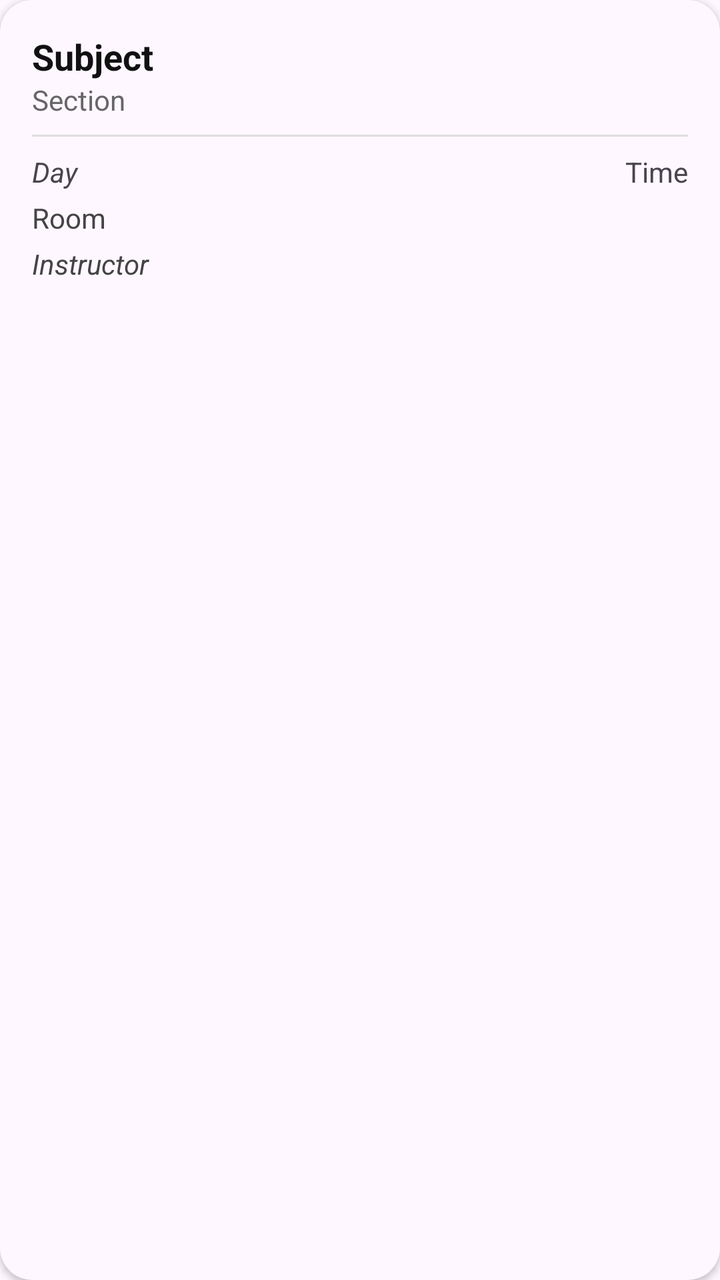
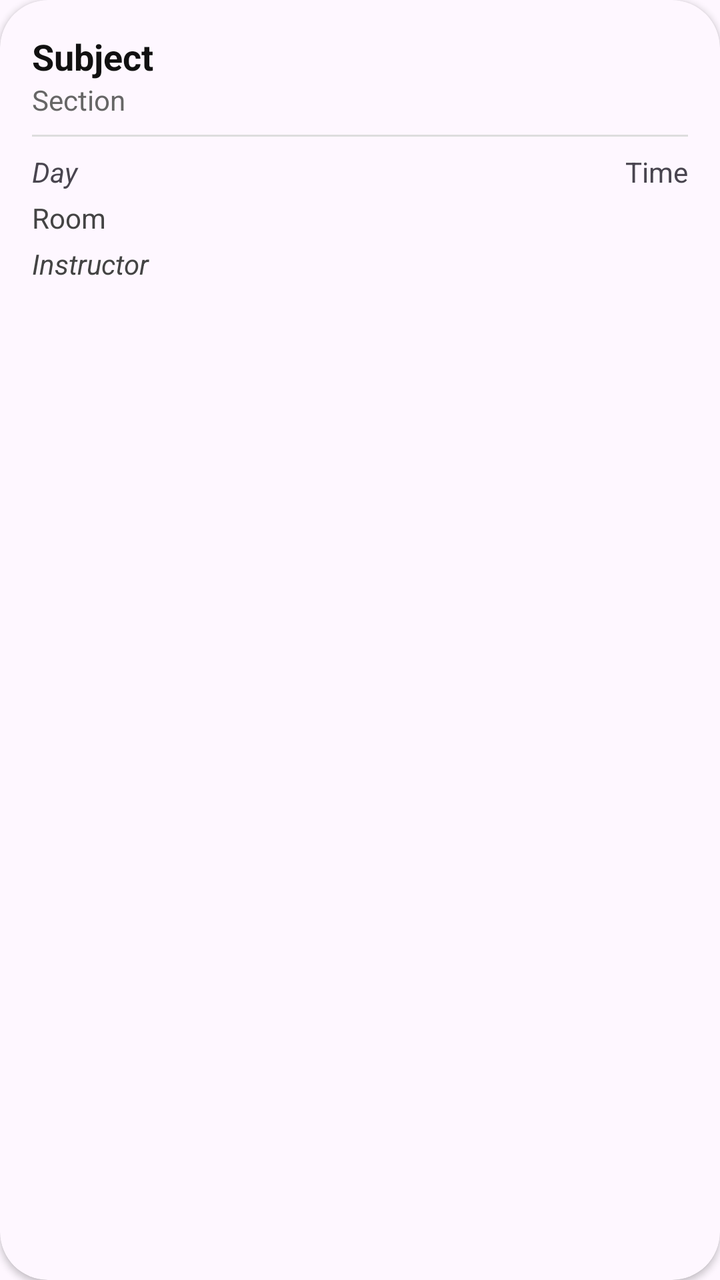

Two renders of the same Android screen: before a commit and after it. Below are the layout's source before the change and the commit's diff.
<!-- AndroidManifest.xml: application theme Theme.StudentAutomaticScheduler -->
<!-- res/layout/item_schedule.xml -->
<?xml version="1.0" encoding="utf-8"?>
<androidx.cardview.widget.CardView
    xmlns:android="http://schemas.android.com/apk/res/android"
    xmlns:app="http://schemas.android.com/apk/res-auto"
    android:id="@+id/cardMain"
    android:layout_width="match_parent"
    android:layout_height="wrap_content"
    android:layout_margin="8dp"
    app:cardCornerRadius="16dp"
    app:cardElevation="2dp"
    app:cardBackgroundColor="?attr/colorSurface">

    <LinearLayout
        android:layout_width="match_parent"
        android:layout_height="wrap_content"
        android:orientation="vertical"
        android:padding="16dp">

        <TextView
            android:id="@+id/txtSubject"
            android:layout_width="match_parent"
            android:layout_height="wrap_content"
            android:text="Subject"
            android:textSize="18sp"
            android:textStyle="bold"
            android:textColor="@color/text_primary"/>

        <TextView
            android:id="@+id/txtSection"
            android:layout_width="match_parent"
            android:layout_height="wrap_content"
            android:text="Section"
            android:textSize="14sp"
            android:textColor="#666666"/>

        <View
            android:layout_width="match_parent"
            android:layout_height="1dp"
            android:background="#DDDDDD"
            android:layout_marginTop="8dp"
            android:layout_marginBottom="8dp"/>

        <LinearLayout
            android:layout_width="match_parent"
            android:layout_height="wrap_content"
            android:orientation="horizontal">

            <TextView
                android:id="@+id/txtDay"
                android:layout_width="0dp"
                android:layout_height="wrap_content"
                android:layout_weight="1"
                android:text="Day"
                android:textStyle="italic"/>

            <TextView
                android:id="@+id/txtTime"
                android:layout_width="0dp"
                android:layout_height="wrap_content"
                android:layout_weight="2"
                android:text="Time"
                android:gravity="end"/>
        </LinearLayout>

        <TextView
            android:id="@+id/txtRoom"
            android:layout_width="match_parent"
            android:layout_height="wrap_content"
            android:text="Room"
            android:textSize="14sp"
            android:layout_marginTop="4dp"
            android:textColor="#444444"/>

        <TextView
            android:id="@+id/txtInstructor"
            android:layout_width="match_parent"
            android:layout_height="wrap_content"
            android:text="Instructor"
            android:textSize="14sp"
            android:layout_marginTop="4dp"
            android:textColor="#444444"
            android:textStyle="italic"/>

    </LinearLayout>
</androidx.cardview.widget.CardView>
<!-- resources referenced by this layout -->
<resources>
  <color name="text_primary">#111111</color>
  <style name="Theme.StudentAutomaticScheduler" parent="Base.Theme.StudentAutomaticScheduler" />
  <style name="Base.Theme.StudentAutomaticScheduler" parent="Theme.Material3.DayNight.NoActionBar">
  
          
          <item name="android:textColorPrimary">@color/text_primary</item>
          <item name="android:textColorSecondary">@color/text_secondary</item>
  
          
          <item name="colorPrimary">@color/button_bg</item>
          <item name="colorOnPrimary">@color/button_text</item>
  
          
          
  
      </style>
  <color name="text_secondary">#555555</color>
  <color name="button_bg">#2F3981</color>
  <color name="button_text">#FFFFFF</color>
</resources>

<!-- the commit's change to res/layout/item_schedule.xml (unified diff, before → after) -->
@@ -6,7 +6,7 @@
     android:layout_width="match_parent"
     android:layout_height="wrap_content"
     android:layout_margin="8dp"
-    app:cardCornerRadius="16dp"
+    app:cardCornerRadius="24dp"
     app:cardElevation="2dp"
     app:cardBackgroundColor="?attr/colorSurface">
 
<!-- resource entries referenced after the edit -->
@@ -1,7 +1,12 @@
 <!-- resources referenced by this layout -->
 <resources>
   <color name="text_primary">#111111</color>
-  <style name="Theme.StudentAutomaticScheduler" parent="Base.Theme.StudentAutomaticScheduler" />
+  <style name="Theme.StudentAutomaticScheduler" parent="Base.Theme.StudentAutomaticScheduler">
+          <item name="materialButtonStyle">@style/RoundedButtonStyle</item>
+          <item name="textInputStyle">@style/RoundedTextInputLayout</item>
+          <item name="alertDialogTheme">@style/RoundedDialogTheme</item>
+          <item name="materialAlertDialogTheme">@style/RoundedDialogTheme</item>
+      </style>
   <style name="Base.Theme.StudentAutomaticScheduler" parent="Theme.Material3.DayNight.NoActionBar">
   
           
@@ -16,8 +21,37 @@
           
   
       </style>
+  <style name="RoundedButtonStyle" parent="Widget.MaterialComponents.Button">
+          <item name="shapeAppearanceOverlay">@style/ButtonShapeRound</item>
+      </style>
+  <style name="RoundedTextInputLayout" parent="Widget.MaterialComponents.TextInputLayout.OutlinedBox">
+          <item name="shapeAppearanceOverlay">@style/ButtonShapeRound</item>
+          <item name="boxCornerRadiusTopStart">16dp</item>
+          <item name="boxCornerRadiusTopEnd">16dp</item>
+          <item name="boxCornerRadiusBottomStart">16dp</item>
+          <item name="boxCornerRadiusBottomEnd">16dp</item>
+      </style>
+  <style name="RoundedDialogTheme" parent="ThemeOverlay.Material3.MaterialAlertDialog">
+          <item name="shapeAppearance">@style/DialogShapeAppearance</item>
+          <item name="colorAccent">@color/link_blue</item>
+          <item name="android:textColorPrimary">@color/text_primary</item>
+          
+          <item name="buttonBarPositiveButtonStyle">@style/DialogButtonStyle</item>
+          <item name="buttonBarNegativeButtonStyle">@style/DialogButtonStyle</item>
+      </style>
   <color name="text_secondary">#555555</color>
   <color name="button_bg">#2F3981</color>
   <color name="button_text">#FFFFFF</color>
+  <style name="ButtonShapeRound" parent="">
+          <item name="cornerSize">24dp</item>
+      </style>
+  <style name="DialogShapeAppearance" parent="ShapeAppearance.Material3.MediumComponent">
+          <item name="cornerSize">24dp</item>
+      </style>
+  <color name="link_blue">#2962FF</color>
+  <style name="DialogButtonStyle" parent="Widget.Material3.Button.TextButton">
+          <item name="android:textColor">@color/link_blue</item>
+          <item name="android:textStyle">bold</item>
+      </style>
 </resources>
 
